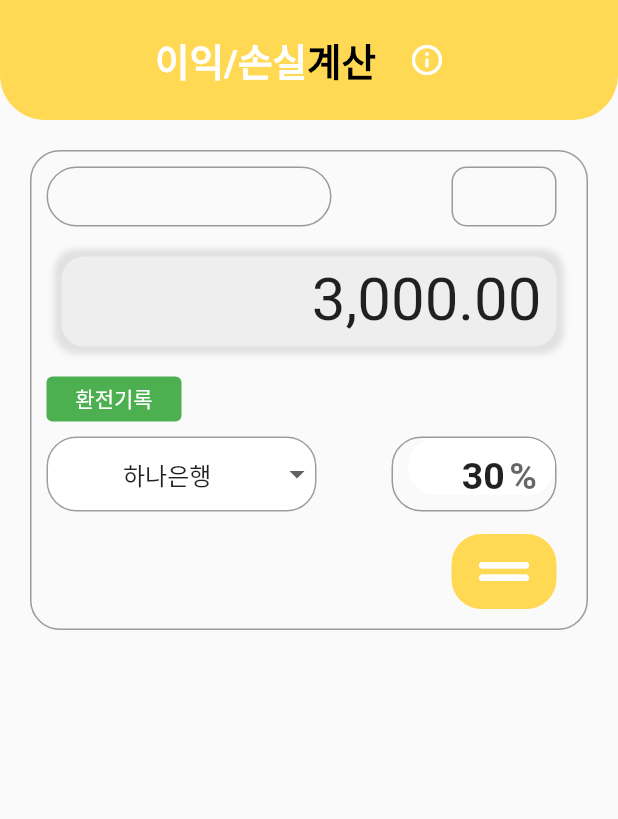
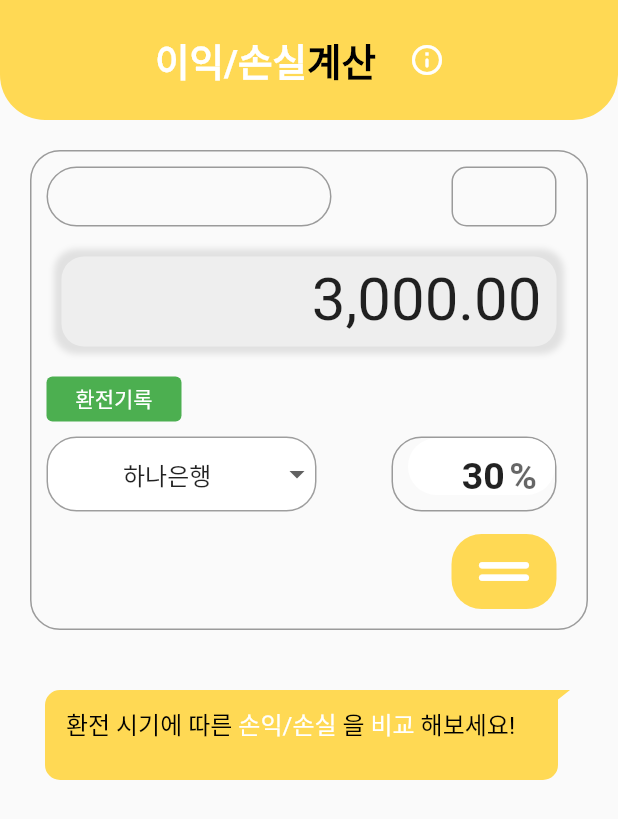
Before and after one commit to Donne-All-Around/DonneAllAround, a Flutter app: the CalculatePage screen opened directly, on a phone screen of 412 x 824 dp. Shown: the top 819 px of the screen. Run offline on Flutter 3.47's test engine with Material 2 defaults, Android fonts, the phone set to English and light mode, and no system bars; drawn by our look-alikes of flutter_chat_bubble; our stand-ins replace awesome_bottom_bar, chat_bubbles, geocoding, geolocator, google_maps_flutter, image_picker and 1 more; missing offline and left inert: bottom_picker.

Commit message:
0923 HA 이익/손실 메인 페이지 구조

```diff
--- a/frontend/a705/lib/calculate_page.dart
+++ b/frontend/a705/lib/calculate_page.dart
@@ -1,5 +1,6 @@
 import 'package:flutter/material.dart';
 import 'package:flutter/services.dart';
+import 'package:flutter_chat_bubble/chat_bubble.dart';
 
 class CalculatePage extends StatefulWidget {
   const CalculatePage({super.key});
@@ -269,6 +270,19 @@ class _CalculatePageState extends State<CalculatePage> {
                     ],
                   ),
                 ),
+                const SizedBox(height: 20,),
+                Row(
+                  children: [
+                    Container(
+                      margin: const EdgeInsets.fromLTRB(30, 10, 30, 0),
+                      width: 350,
+                      height: 60,
+                      child: getCalculateView(
+                          ChatBubbleClipper6(type: BubbleType.sendBubble),
+                          context),
+                    ),
+                  ],
+                ),
               ],
             ),
           ),
@@ -276,4 +290,49 @@ class _CalculatePageState extends State<CalculatePage> {
       ),
     );
   }
+
+
+  getCalculateView(CustomClipper clipper, BuildContext context) => ChatBubble(
+    clipper: clipper,
+    elevation: 0,
+    alignment: Alignment.topLeft,
+    margin: const EdgeInsets.all(0),
+    backGroundColor:const Color(0xFFFFD954),
+    child: Container(
+      // constraints: const BoxConstraints(
+      //   // maxWidth: MediaQuery.of(context).size.width * 1,
+      // ),
+      decoration: BoxDecoration(
+        borderRadius: BorderRadius.circular(30),
+      ),
+      child:  const Column(
+        children: [
+          Row(
+            children: [
+              Text(
+                " 환전 시기에 따른 ",
+                style: TextStyle(color: Colors.black, fontSize: 16),
+              ),
+              Text(
+                "손익/손실 ",
+                style: TextStyle(color: Colors.white, fontSize: 16),
+              ),
+              Text(
+                "을 ",
+                style: TextStyle(color: Colors.black, fontSize: 16),
+              ),
+              Text(
+                "비교 ",
+                style: TextStyle(color: Colors.white, fontSize: 16),
+              ),
+              Text(
+                "해보세요! ",
+                style: TextStyle(color: Colors.black, fontSize: 16),
+              ),
+            ],
+          ),
+        ],
+      ),
+    ),
+  );
 }
```
